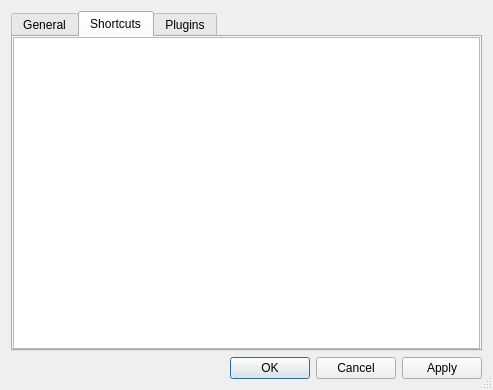
The window that src/preferencesDialog.ui (nulloy/nulloy) describes before a commit, drawn with Qt 5.
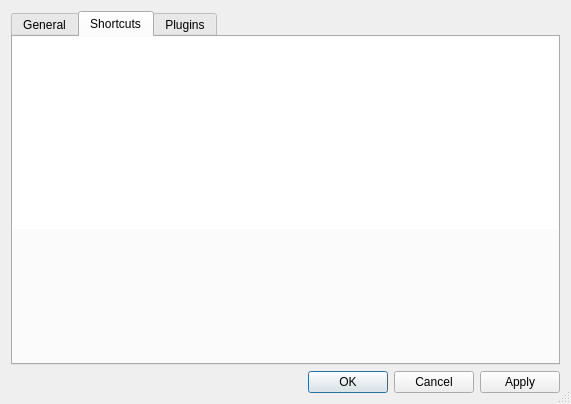
The same window after the commit. The open tabs and pages were chosen to show the change. Custom widgets are drawn as their Qt base class.

Commit message: removed empty spaces from shortcutEditorWidget

```diff
--- a/src/preferencesDialog.ui
+++ b/src/preferencesDialog.ui
@@ -6,8 +6,8 @@
    <rect>
     <x>0</x>
     <y>0</y>
-    <width>493</width>
-    <height>390</height>
+    <width>571</width>
+    <height>404</height>
    </rect>
   </property>
   <property name="windowTitle">
@@ -236,11 +236,30 @@
        </property>
        <item>
         <widget class="NShortcutEditorWidget" name="shortcutEditorWidget">
+         <property name="sizePolicy">
+          <sizepolicy hsizetype="Expanding" vsizetype="Preferred">
+           <horstretch>0</horstretch>
+           <verstretch>0</verstretch>
+          </sizepolicy>
+         </property>
          <property name="frameShape">
-          <enum>QFrame::StyledPanel</enum>
+          <enum>QFrame::NoFrame</enum>
          </property>
         </widget>
        </item>
+       <item>
+        <spacer name="verticalSpacer_2">
+         <property name="orientation">
+          <enum>Qt::Vertical</enum>
+         </property>
+         <property name="sizeHint" stdset="0">
+          <size>
+           <width>20</width>
+           <height>40</height>
+          </size>
+         </property>
+        </spacer>
+       </item>
       </layout>
      </widget>
      <widget class="QWidget" name="pluginsTab">
```
The commit also changes 2 other files.
